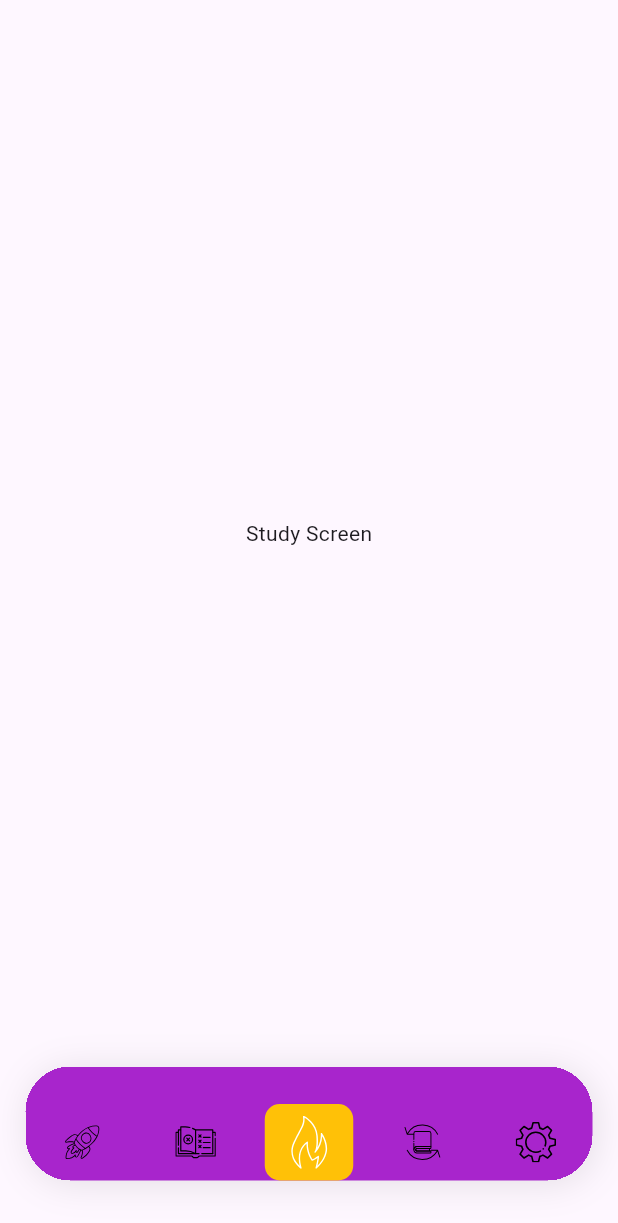
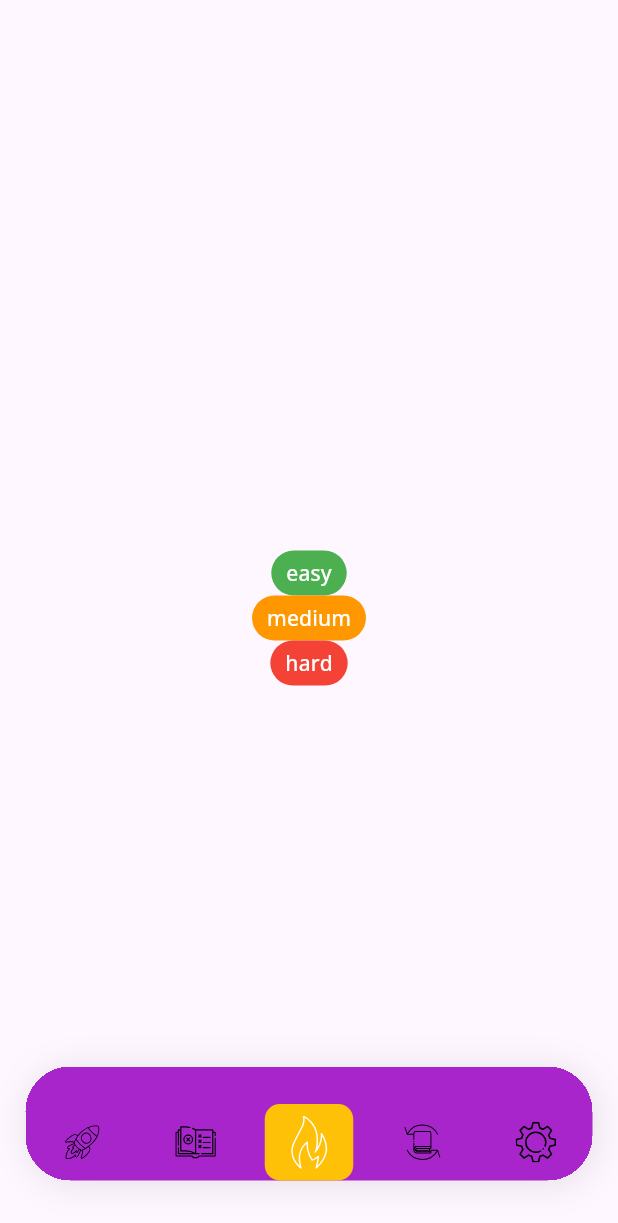
Before and after one commit to DanhTran0312/lit_code, a Flutter app: the StudyScreen screen opened by its route, on a phone screen of 412 x 824 dp. Shown: the top 1223 px of the screen. Run offline on Flutter 3.47's test engine with Material 2 defaults, Android fonts, the phone set to English and light mode, and no system bars; our stand-ins replace animated_toggle_switch, bloc, cached_network_image, email_validator, firebase_auth, firebase_core and 12 more; accounts and stored records are empty.

Commit message:
added UI to the question

```diff
--- a/lib/constants/constant.dart
+++ b/lib/constants/constant.dart
@@ -7,29 +7,43 @@ const Color lightPrimaryColor = Color(0xffa825cc);
 const Color darkPrimaryColor = Color(0xfff5873b);
 const Color lightCircularProgressBarTrackColor = Color(0xffffd8c9);
 const Color lightCircularProgressBarColor = Color(0xfff5873b);
+const Color difficultyChipColorEasy = Colors.green;
+const Color difficultyChipColorMedium = Colors.orange;
+const Color difficultyChipColorHard = Colors.red;
+const Color questionCardColor = Color(0xff1B1B1B);
+const Color expandedQuestionCardColor = Color(0xffdd3d4e);
 
 // Border
 const double inputBorderWidth = 2;
 const double inputBorderRadius = 30;
+const double questionCardBorderRadius = 12;
 
 // Size
 const double sizeBoxHeightSmall = 7;
 const double sizeBoxHeightMedium = 17;
 const double sizeBoxHeightLarge = 22;
 const double sizeBoxHeightExtraLarge = 40;
+const double bottomNavigationBarItemIconSize = 27;
+const double bottomNavigationBarItemIconSizeSelected = 35;
+
+// ------------------- Padding  -------------------
 const double elevatedButtonVerticalPadding = 12;
 const double elevatedButtonHorizontalPadding = 20;
 const double inputVerticalPadding = 17;
 const double inputHorizontalPadding = 20;
-const double bottomNavigationBarItemIconSize = 27;
-const double bottomNavigationBarItemIconSizeSelected = 35;
+const double difficultyChipVerticalPadding = 5;
+const double difficultyChipHorizontalPadding = 10;
+const double expansionTileVerticalPadding = 15;
+const double expansionTileHorizontalPadding = 18;
 
 // ------------------- Fonts Size -------------------
 const double headline1Size = 50;
 const double headline2Size = 40;
 const double headline3Size = 30;
 const double headline4Size = 23;
-const double labelMediumSize = 15;
-const double labelSmallSize = 12;
+const double headline5Size = 18;
+const double headline6Size = 15;
+const double subtitle1Size = 18;
+const double subtitle2Size = 14;
 const double elevatedButtonTextSize = 24;
 const double inputTextSize = 17;
--- a/lib/constants/enums.dart
+++ b/lib/constants/enums.dart
@@ -15,6 +15,20 @@ enum Difficulty {
   @HiveField(2)
   @JsonValue('Hard')
   hard,
+}
+
+@JsonEnum(valueField: 'confidence')
+@HiveType(typeId: 5)
+enum Confidence {
+  @HiveField(0)
+  @JsonValue('Low')
+  low,
+  @HiveField(1)
+  @JsonValue('Medium')
+  medium,
+  @HiveField(2)
+  @JsonValue('High')
+  high,
 }
 
 @JsonEnum(valueField: 'category')
--- a/lib/data/models/question.dart
+++ b/lib/data/models/question.dart
@@ -11,11 +11,12 @@ abstract class Question with _$Question {
   const factory Question({
     @HiveField(0) required String id,
     @HiveField(1) required String title,
-    @HiveField(2) @JsonEnum() required Difficulty difficulty,
-    @HiveField(3) @JsonEnum() required Category category,
+    @HiveField(2) required Difficulty difficulty,
+    @HiveField(3) required Category category,
     @HiveField(4) required String link,
     @HiveField(5) DateTime? completedAt,
     @HiveField(6) @Default(false) bool isCompleted,
+    @HiveField(7) Confidence? confidence,
   }) = _Question;
 
   factory Question.fromJson(Map<String, dynamic> json) =>
--- a/lib/presentation/screens/review_screen.dart
+++ b/lib/presentation/screens/review_screen.dart
@@ -9,6 +9,7 @@ class ReviewScreen extends StatelessWidget {
   @override
   Widget build(BuildContext context) {
     return Scaffold(
+      extendBody: true,
       bottomNavigationBar: const PersistedBottomNavBar(),
       body: BlocConsumer<QuestionListBloc, QuestionListState>(
         builder: (context, state) {
@@ -24,7 +25,9 @@ class ReviewScreen extends StatelessWidget {
               itemCount: state.questions.length,
               itemBuilder: (context, index) {
                 final question = state.questions[index];
-                return Text(question.title);
+                return CollapsableQuestionCard(
+                  question: question,
+                );
               },
             );
           } else {
--- a/lib/presentation/screens/study_screen.dart
+++ b/lib/presentation/screens/study_screen.dart
@@ -1,4 +1,6 @@
 import 'package:flutter/material.dart';
+import 'package:lit_code/constants/constants.dart';
+import 'package:lit_code/presentation/widgets/difficulty_chip.dart';
 import 'package:lit_code/presentation/widgets/widgets.dart';
 
 class StudyScreen extends StatelessWidget {
@@ -6,10 +8,22 @@ class StudyScreen extends StatelessWidget {
 
   @override
   Widget build(BuildContext context) {
-    return const Scaffold(
-      bottomNavigationBar: PersistedBottomNavBar(),
-      body: Center(
-        child: Text('Study Screen'),
+    return Scaffold(
+      extendBody: true,
+      bottomNavigationBar: const PersistedBottomNavBar(),
+      body: SingleChildScrollView(
+        child: Container(
+          height: MediaQuery.of(context).size.height,
+          width: MediaQuery.of(context).size.width,
+          child: Column(
+            mainAxisAlignment: MainAxisAlignment.center,
+            children: [
+              DifficultyChip(difficulty: Difficulty.easy),
+              DifficultyChip(difficulty: Difficulty.medium),
+              DifficultyChip(difficulty: Difficulty.hard),
+            ],
+          ),
+        ),
       ),
     );
   }
--- /dev/null
+++ b/lib/presentation/widgets/difficulty_chip.dart
@@ -0,0 +1,35 @@
+import 'package:flutter/material.dart';
+import 'package:lit_code/constants/constant.dart';
+import 'package:lit_code/constants/enums.dart';
+
+class DifficultyChip extends StatelessWidget {
+  const DifficultyChip({
+    super.key,
+    required this.difficulty,
+  });
+
+  final Difficulty difficulty;
+
+  @override
+  Widget build(BuildContext context) {
+    final theme = Theme.of(context);
+    return Container(
+      padding: const EdgeInsets.symmetric(
+        horizontal: difficultyChipHorizontalPadding,
+        vertical: difficultyChipVerticalPadding,
+      ),
+      decoration: BoxDecoration(
+        color: difficulty == Difficulty.easy
+            ? difficultyChipColorEasy
+            : difficulty == Difficulty.medium
+                ? difficultyChipColorMedium
+                : difficultyChipColorHard,
+        borderRadius: BorderRadius.circular(15),
+      ),
+      child: Text(
+        difficulty.toString().split('.').last,
+        style: theme.textTheme.subtitle2,
+      ),
+    );
+  }
+}
--- a/lib/presentation/widgets/widgets.dart
+++ b/lib/presentation/widgets/widgets.dart
@@ -1,12 +1,16 @@
 export 'animated_theme_toggle_switch.dart';
+export 'categorized_question_list_card.dart';
+export 'collapsable_question_card.dart';
 export 'custom_app_bar.dart';
 export 'custom_bottom_navigation_bar_item.dart';
 export 'custom_circular_progress_bar.dart';
 export 'custom_elevated_button.dart';
 export 'custom_elevated_button_with_image.dart';
 export 'custom_text_form_field.dart';
+export 'difficulty_chip.dart';
 export 'image_container.dart';
 export 'persisted_bottom_nav_bar.dart';
 export 'sign_in_form.dart';
 export 'sign_up_form.dart';
+export 'text_radio_button.dart';
 export 'welcome_text.dart';
```
Also changed, not shown: lib/data/repositories/question_repository.dart (+7 -7 lines), lib/presentation/widgets/categorized_question_list_card.dart (added, +19 -0 lines), lib/presentation/widgets/collapsable_question_card.dart (added, +93 -0 lines), lib/presentation/widgets/text_radio_button.dart (added, +31 -0 lines), lib/theme/theme.dart (+28 -8 lines), lib/constants/enums.g.dart, lib/data/models/question.freezed.dart, lib/data/models/question.g.dart.
